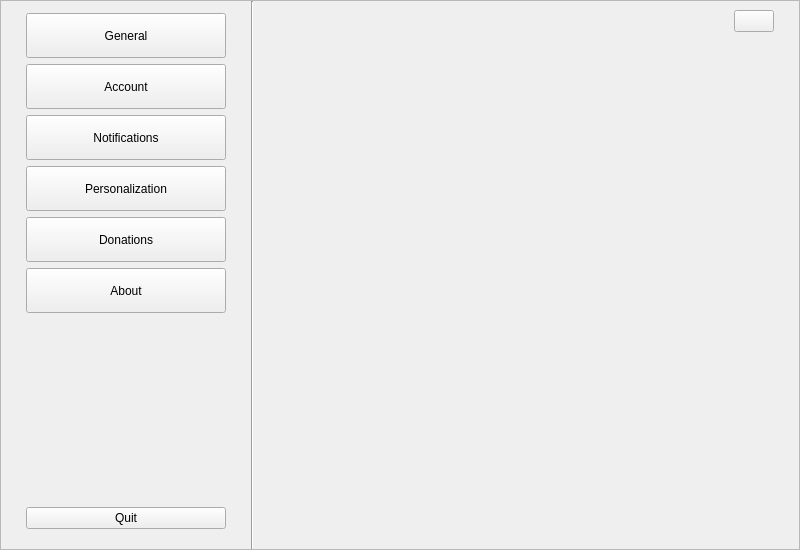
This is zapzap/view/ui/settings.ui in jmbatistav/zapzap as Qt 5 draws it before an edit. The edited form follows.
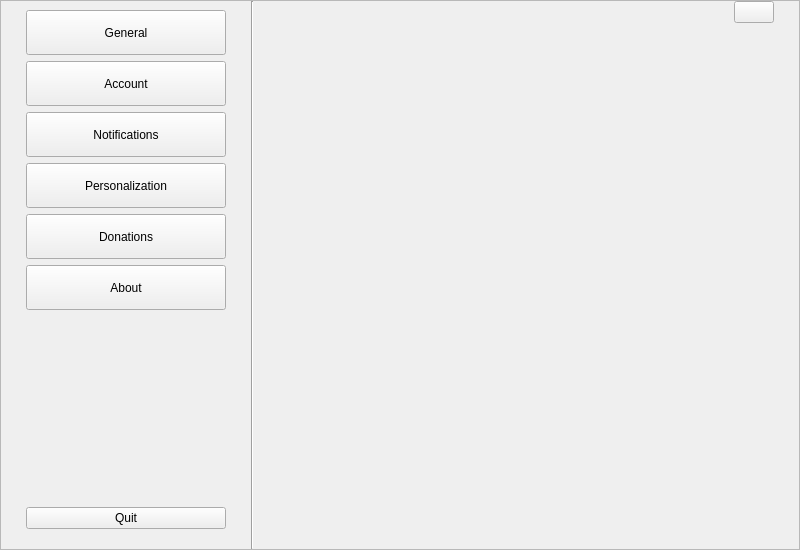
This is the edited form.

Commit message: :lipstick: feat: Small adjustments on the margin

Diff of the .ui file:
```diff
--- a/zapzap/view/ui/settings.ui
+++ b/zapzap/view/ui/settings.ui
@@ -119,7 +119,7 @@
                <number>25</number>
               </property>
               <property name="topMargin">
-               <number>3</number>
+               <number>0</number>
               </property>
               <property name="rightMargin">
                <number>25</number>
@@ -359,13 +359,13 @@
               <number>25</number>
              </property>
              <property name="topMargin">
-              <number>9</number>
+              <number>0</number>
              </property>
              <property name="rightMargin">
               <number>25</number>
              </property>
              <property name="bottomMargin">
-              <number>9</number>
+              <number>0</number>
              </property>
              <item>
               <layout class="QHBoxLayout" name="horizontalLayout_2">
```
The commit also changes 1 other file.
